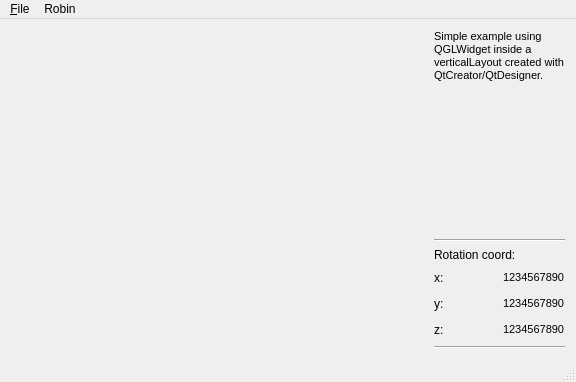
The window that Atomical/Qt4/mainwindow.ui (nagyistoce/cocoatutorials) describes before a commit, drawn with Qt 5.
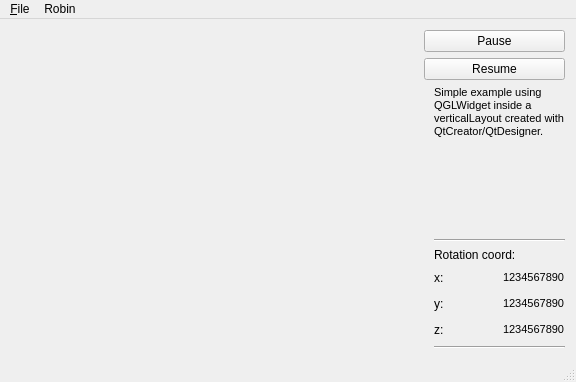
The same window after the commit. Icons and pictures are not drawn.

The edit to the form file:
```diff
--- a/Atomical/Qt4/mainwindow.ui
+++ b/Atomical/Qt4/mainwindow.ui
@@ -43,6 +43,20 @@
     </item>
     <item>
      <layout class="QVBoxLayout" name="verticalLayout_3">
+      <item>
+       <widget class="QPushButton" name="pauseButton">
+        <property name="text">
+         <string>Pause</string>
+        </property>
+       </widget>
+      </item>
+      <item>
+       <widget class="QPushButton" name="resumeButton">
+        <property name="text">
+         <string>Resume</string>
+        </property>
+       </widget>
+      </item>
       <item>
        <layout class="QHBoxLayout" name="horizontalLayout_2">
         <item>
```
Left out of the diff: 37 changed lines with no effect on the pictures.
